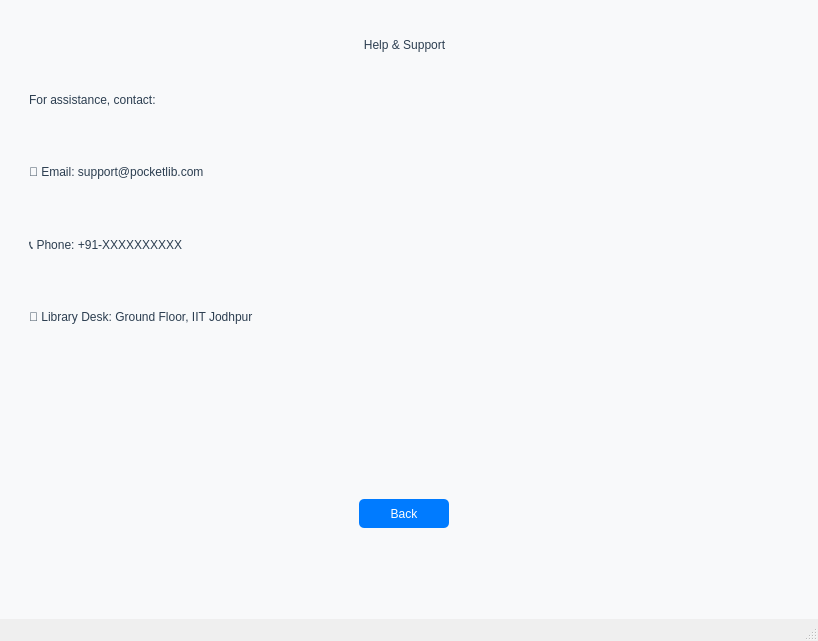
Above: mainwindow.ui from PocketLib-Devs/PocketLib before the change. Below: the same form after it.
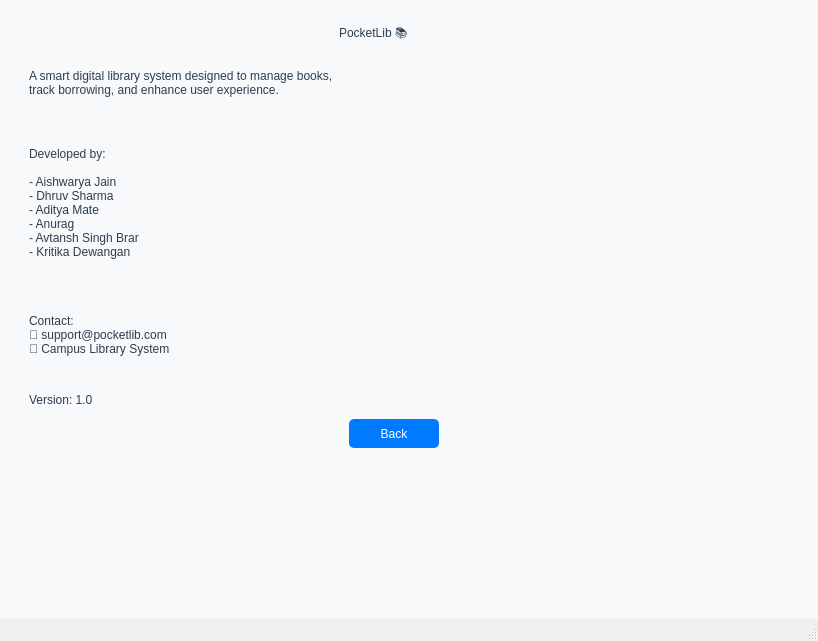
That is the form after the change.

Commit message: Updated About Page

```diff
--- a/mainwindow.ui
+++ b/mainwindow.ui
@@ -54,7 +54,7 @@
     <item>
      <widget class="QStackedWidget" name="stackedWidget">
       <property name="currentIndex">
-       <number>8</number>
+       <number>9</number>
       </property>
       <widget class="QWidget" name="loginPage">
        <layout class="QGridLayout" name="gridLayout_5">
@@ -1440,6 +1440,98 @@
         </layout>
        </widget>
       </widget>
+      <widget class="QWidget" name="aboutPage">
+       <widget class="QLabel" name="label_14">
+        <property name="geometry">
+         <rect>
+          <x>330</x>
+          <y>10</y>
+          <width>111</width>
+          <height>31</height>
+         </rect>
+        </property>
+        <property name="text">
+         <string>PocketLib 📚</string>
+        </property>
+       </widget>
+       <widget class="QPushButton" name="backFromAbout_btn">
+        <property name="geometry">
+         <rect>
+          <x>340</x>
+          <y>410</y>
+          <width>90</width>
+          <height>29</height>
+         </rect>
+        </property>
+        <property name="text">
+         <string>Back</string>
+        </property>
+       </widget>
+       <widget class="QLabel" name="label_15">
+        <property name="geometry">
+         <rect>
+          <x>20</x>
+          <y>50</y>
+          <width>391</width>
+          <height>61</height>
+         </rect>
+        </property>
+        <property name="text">
+         <string>A smart digital library system designed to manage books,
+track borrowing, and enhance user experience.
+</string>
+        </property>
+       </widget>
+       <widget class="QLabel" name="label_16">
+        <property name="geometry">
+         <rect>
+          <x>20</x>
+          <y>110</y>
+          <width>161</width>
+          <height>181</height>
+         </rect>
+        </property>
+        <property name="text">
+         <string>Developed by:
+
+- Aishwarya Jain
+- Dhruv Sharma
+- Aditya Mate
+- Anurag
+- Avtansh Singh Brar
+- Kritika Dewangan
+</string>
+        </property>
+       </widget>
+       <widget class="QLabel" name="label_17">
+        <property name="geometry">
+         <rect>
+          <x>20</x>
+          <y>290</y>
+          <width>211</width>
+          <height>71</height>
+         </rect>
+        </property>
+        <property name="text">
+         <string>Contact:
+📧 support@pocketlib.com
+🏫 Campus Library System</string>
+        </property>
+       </widget>
+       <widget class="QLabel" name="label_18">
+        <property name="geometry">
+         <rect>
+          <x>20</x>
+          <y>380</y>
+          <width>91</width>
+          <height>21</height>
+         </rect>
+        </property>
+        <property name="text">
+         <string>Version: 1.0</string>
+        </property>
+       </widget>
+      </widget>
       <widget class="QWidget" name="userMonitoringPage">
        <layout class="QVBoxLayout" name="verticalLayout_monitoring">
         <item>
```
The commit also changes 1 other file.
